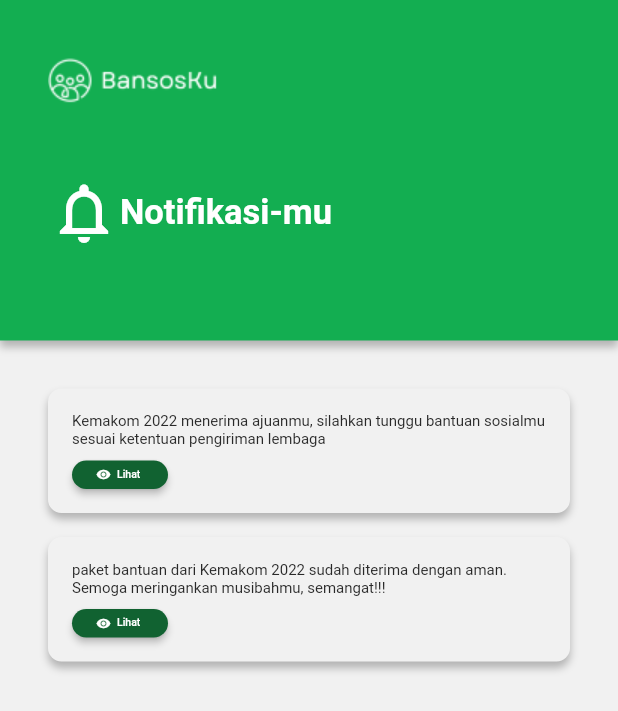
After one commit to DeadpoolSteinS/BansosKu, a Flutter app: the screen it shows after launch, after a tap on the "notifications none" icon, on a phone screen of 412 x 824 dp. The commit adds this screen. Shown: the top 711 px of the screen. Run offline on Flutter 3.47's test engine with Material 2 defaults, Android fonts, the phone set to English and light mode, and no system bars; our stand-ins replace carousel_slider.

Commit message:
add notification page

```diff
--- a/lib/pages/home/home_screen.dart
+++ b/lib/pages/home/home_screen.dart
@@ -1,6 +1,7 @@
 import 'package:bansosku/constants/my_colors.dart';
 import 'package:bansosku/pages/home/components/feature_card.dart';
 import 'package:bansosku/pages/home/components/news_card.dart';
+import 'package:bansosku/pages/notifikasi/notifikasi_screen.dart';
 import 'package:carousel_slider/carousel_slider.dart';
 import 'package:flutter/material.dart';
 
@@ -62,8 +63,8 @@
                             Row(
                               mainAxisAlignment: MainAxisAlignment.spaceBetween,
                               crossAxisAlignment: CrossAxisAlignment.end,
-                              children: const [
-                                Text(
+                              children: [
+                                const Text(
                                   "Hi, Klaus Syariah",
                                   style: TextStyle(
                                     color: Colors.white,
@@ -71,10 +72,18 @@
                                     fontSize: 23,
                                   ),
                                 ),
-                                Icon(
-                                  Icons.notifications_none,
-                                  color: Colors.white,
-                                  size: 32,
+                                InkWell(
+                                  onTap: () {
+                                    Navigator.pushNamed(
+                                      context,
+                                      NotifikasiScreen.routeName,
+                                    );
+                                  },
+                                  child: const Icon(
+                                    Icons.notifications_none,
+                                    color: Colors.white,
+                                    size: 32,
+                                  ),
                                 )
                               ],
                             ),
--- /dev/null
+++ b/lib/pages/notifikasi/components/notifikasi_card.dart
@@ -0,0 +1,70 @@
+import 'package:bansosku/constants/my_colors.dart';
+import 'package:flutter/material.dart';
+
+class NotifikasiCard extends StatelessWidget {
+  final String content;
+  const NotifikasiCard({
+    super.key,
+    required this.content,
+  });
+
+  @override
+  Widget build(BuildContext context) {
+    return Container(
+      padding: const EdgeInsets.all(16),
+      decoration: BoxDecoration(
+        color: MyColors.primaryBg,
+        borderRadius: BorderRadius.circular(9),
+        boxShadow: const [
+          BoxShadow(
+            color: Colors.black26,
+            blurRadius: 4,
+            offset: Offset(0, 4),
+          )
+        ],
+      ),
+      child: Column(
+        crossAxisAlignment: CrossAxisAlignment.start,
+        children: [
+          Text(
+            content,
+            style: const TextStyle(
+              fontSize: 10,
+            ),
+          ),
+          const SizedBox(height: 8),
+          SizedBox(
+            width: 64,
+            height: 19,
+            child: ElevatedButton(
+              style: ElevatedButton.styleFrom(
+                shape: RoundedRectangleBorder(
+                  borderRadius: BorderRadius.circular(30),
+                ),
+                backgroundColor: const Color(0xff116231),
+              ),
+              onPressed: () {},
+              child: Row(
+                children: const [
+                  Icon(
+                    Icons.remove_red_eye,
+                    color: Colors.white,
+                    size: 10,
+                  ),
+                  SizedBox(width: 4),
+                  Text(
+                    "Lihat",
+                    style: TextStyle(
+                      color: Colors.white,
+                      fontSize: 7,
+                    ),
+                  ),
+                ],
+              ),
+            ),
+          ),
+        ],
+      ),
+    );
+  }
+}
--- /dev/null
+++ b/lib/pages/notifikasi/notifikasi_screen.dart
@@ -0,0 +1,83 @@
+import 'package:bansosku/constants/my_colors.dart';
+import 'package:bansosku/pages/notifikasi/components/notifikasi_card.dart';
+import 'package:flutter/material.dart';
+
+class NotifikasiScreen extends StatelessWidget {
+  static const String routeName = '/notifikasi';
+  const NotifikasiScreen({super.key});
+
+  @override
+  Widget build(BuildContext context) {
+    return Scaffold(
+      body: Column(
+        children: [
+          Container(
+            width: MediaQuery.of(context).size.width,
+            height: 227,
+            padding: const EdgeInsets.all(32),
+            decoration: const BoxDecoration(
+              color: MyColors.primaryGreen,
+              boxShadow: [
+                BoxShadow(
+                  color: Colors.black26,
+                  blurRadius: 4,
+                  offset: Offset(0, 4),
+                )
+              ],
+            ),
+            child: SafeArea(
+              child: Column(
+                crossAxisAlignment: CrossAxisAlignment.start,
+                children: [
+                  Container(
+                    width: 130,
+                    height: 42,
+                    decoration: const BoxDecoration(
+                      image: DecorationImage(
+                        image: AssetImage("assets/BansosKu.png"),
+                      ),
+                    ),
+                  ),
+                  const SizedBox(height: 44),
+                  Row(
+                    children: const [
+                      Icon(
+                        Icons.notifications_outlined,
+                        color: Colors.white,
+                        size: 48,
+                      ),
+                      Text(
+                        "Notifikasi-mu",
+                        style: TextStyle(
+                          color: Colors.white,
+                          fontSize: 23,
+                          fontWeight: FontWeight.w600,
+                        ),
+                      ),
+                    ],
+                  ),
+                ],
+              ),
+            ),
+          ),
+          Container(
+            padding: const EdgeInsets.all(32),
+            child: Column(
+              children: const [
+                NotifikasiCard(
+                  content:
+                      "Kemakom 2022 menerima ajuanmu, silahkan tunggu bantuan sosialmu sesuai ketentuan pengiriman lembaga",
+                ),
+                SizedBox(height: 16),
+                NotifikasiCard(
+                  content:
+                      "paket bantuan dari Kemakom 2022 sudah diterima dengan aman. Semoga meringankan musibahmu, semangat!!!",
+                ),
+              ],
+            ),
+          ),
+        ],
+      ),
+    );
+  }
+}
--- a/lib/pages/profile/profile_screen.dart
+++ b/lib/pages/profile/profile_screen.dart
@@ -26,12 +26,7 @@
           ),
           SafeArea(
             child: Container(
-              padding: const EdgeInsets.only(
-                top: 32,
-                right: 32,
-                bottom: 16,
-                left: 32,
-              ),
+              padding: const EdgeInsets.all(32),
               child: Column(
                 children: [
                   Row(
--- a/lib/router.dart
+++ b/lib/router.dart
@@ -1,5 +1,6 @@
 import 'package:bansosku/auth/signin/signin_screen.dart';
 import 'package:bansosku/auth/signin/signup_screen.dart';
+import 'package:bansosku/pages/notifikasi/notifikasi_screen.dart';
 import 'package:flutter/material.dart';
 
 Route<dynamic> generateRoute(RouteSettings routeSettings) {
@@ -14,6 +15,11 @@
         settings: routeSettings,
         builder: (_) => const SignupScreen(),
       );
+    case NotifikasiScreen.routeName:
+      return MaterialPageRoute(
+        settings: routeSettings,
+        builder: (_) => const NotifikasiScreen(),
+      );
     default:
       return MaterialPageRoute(
         settings: routeSettings,
```
